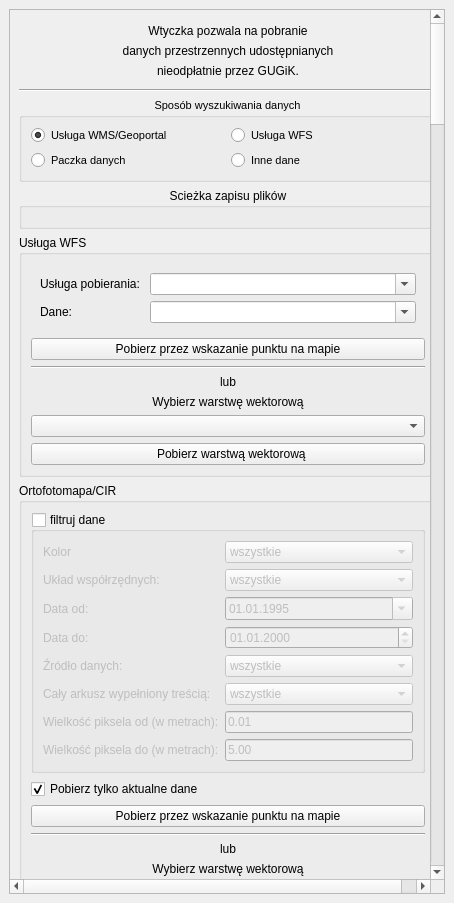
Above: pobieracz_danych_gugik_base.ui from envirosolutionspl/pobieracz_danych_gugik before the change. Below: the same form after it.
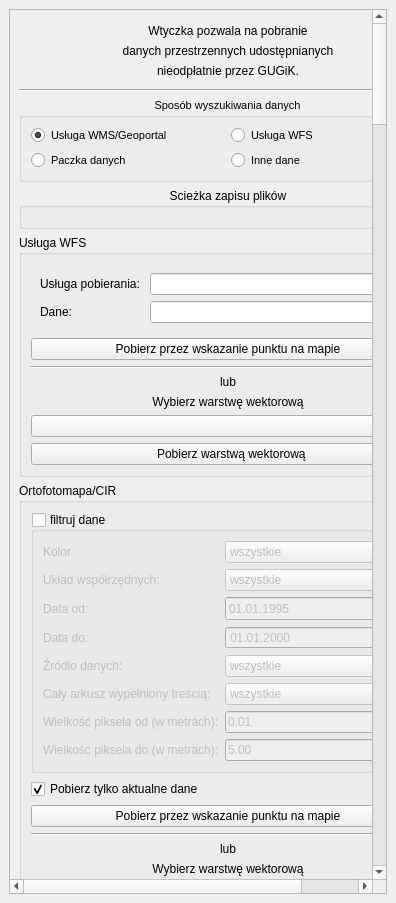
That is the form after the change. Icons and pictures are not drawn. Custom widgets are drawn as their Qt base class.

What changed in the file:
```diff
--- a/pobieracz_danych_gugik_base.ui
+++ b/pobieracz_danych_gugik_base.ui
@@ -6,7 +6,7 @@
    <rect>
     <x>0</x>
     <y>0</y>
-    <width>454</width>
+    <width>396</width>
     <height>903</height>
    </rect>
   </property>
@@ -34,9 +34,9 @@
        <property name="geometry">
         <rect>
          <x>0</x>
-         <y>-27</y>
-         <width>417</width>
-         <height>883</height>
+         <y>0</y>
+         <width>376</width>
+         <height>859</height>
         </rect>
        </property>
        <layout class="QVBoxLayout" name="verticalLayout_2">
```
Left out of the diff: 97 changed lines with no effect on the pictures. Lines whose indentation alone changed are shown as unchanged.
